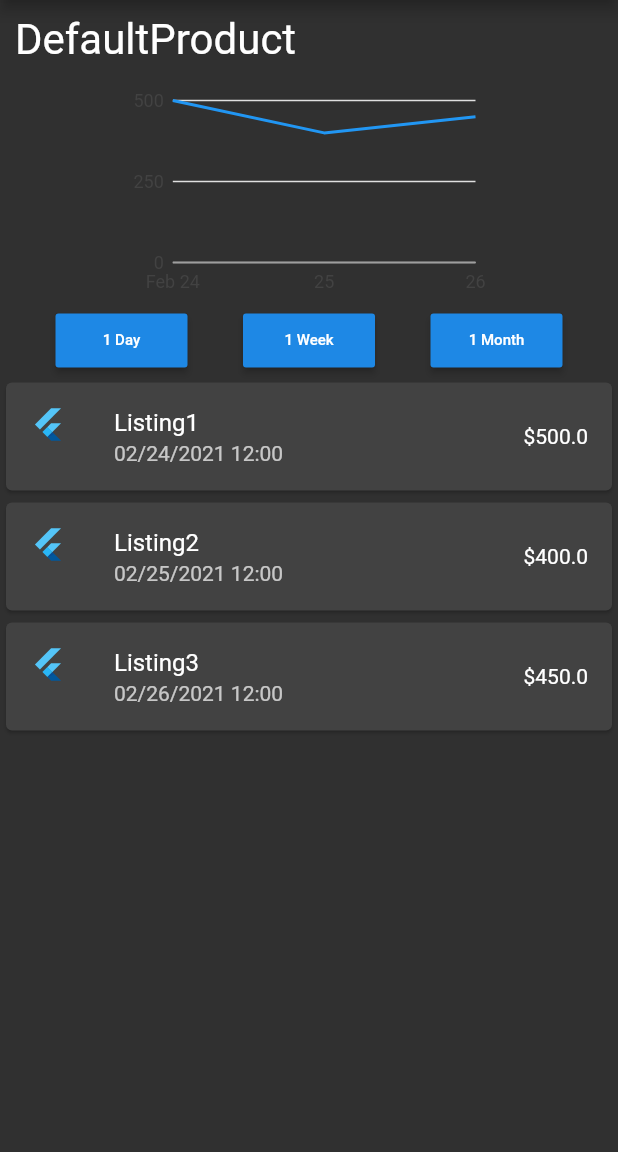
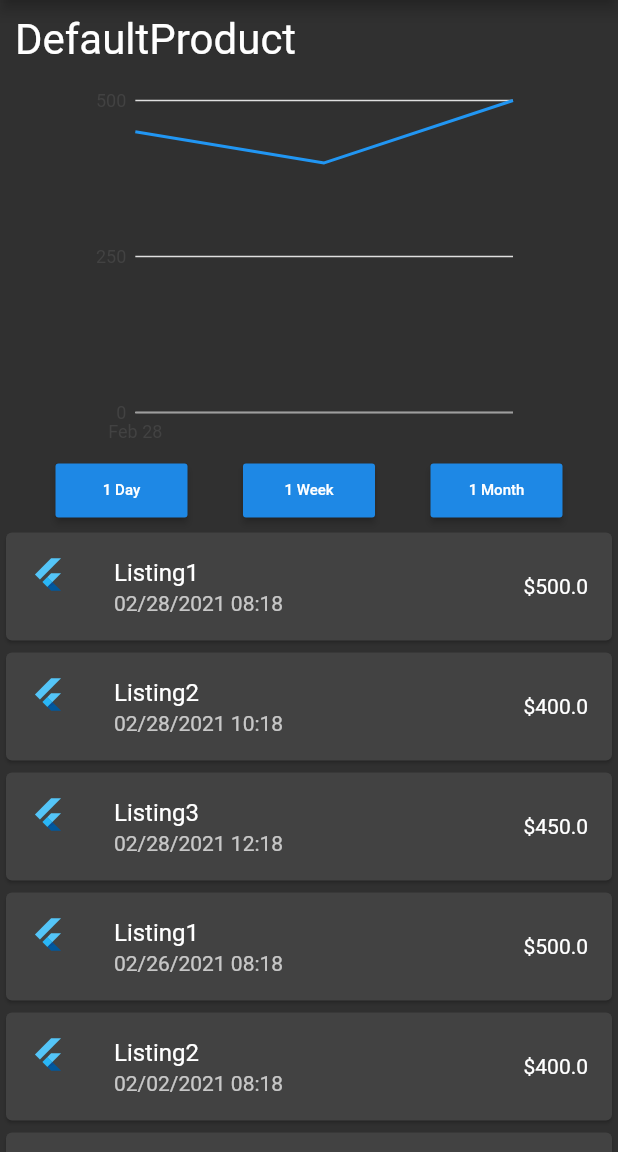
Before and after one commit to labusaid/HackUTD2021, a Flutter app: the ProductScreen screen opened by its route, on a phone screen of 412 x 824 dp, the part 84-1236 px from its top. Run offline on Flutter 3.47's test engine with Material 2 defaults, Android fonts, the phone set to English and light mode, and no system bars; our stand-ins replace auto_size_text, charts_flutter, cloud_firestore, csv, firebase_core, google_fonts; accounts and stored records are empty.

Commit message:
Time filtering of graphs

```diff
--- a/currensee/lib/screens/productScreen.dart
+++ b/currensee/lib/screens/productScreen.dart
@@ -21,21 +21,56 @@ class ProductScreen extends StatelessWidget {
           price: 500,
           url: Uri.parse('https://www.google.com/'),
           isComplete: false,
-          postDate: DateTime.parse('2021-02-24')),
+          postDate: DateTime.parse('2021-02-28 20:18:04Z')),
       Listing(
           name: 'Listing2',
           title: 'yeeting my gpu again',
           price: 400,
           url: Uri.parse('lereddit.com'),
           isComplete: false,
-          postDate: DateTime.parse('2021-02-25')),
+          postDate: DateTime.parse('2021-02-28 10:18:04Z')),
       Listing(
           name: 'Listing3',
           title: 'skeeting my gpu',
           price: 450,
           url: Uri.parse('lereddit.com'),
           isComplete: false,
-          postDate: DateTime.parse('2021-02-26'))
+          postDate: DateTime.parse('2021-02-28 00:18:04Z')),
+      Listing(
+          name: 'Listing1',
+          title: 'yeeting my gpu',
+          price: 500,
+          url: Uri.parse('https://www.google.com/'),
+          isComplete: false,
+          postDate: DateTime.parse('2021-02-26 20:18:04Z')),
+      Listing(
+          name: 'Listing2',
+          title: 'yeeting my gpu again',
+          price: 400,
+          url: Uri.parse('lereddit.com'),
+          isComplete: false,
+          postDate: DateTime.parse('2021-02-02 20:18:04Z')),
+      Listing(
+          name: 'Listing1',
+          title: 'yeeting my gpu',
+          price: 500,
+          url: Uri.parse('https://www.google.com/'),
+          isComplete: false,
+          postDate: DateTime.parse('2021-02-04 20:18:04Z')),
+      Listing(
+          name: 'Listing2',
+          title: 'yeeting my gpu again',
+          price: 400,
+          url: Uri.parse('lereddit.com'),
+          isComplete: false,
+          postDate: DateTime.parse('2021-02-12 20:18:04Z')),
+      Listing(
+          name: 'Listing3',
+          title: 'skeeting my gpu',
+          price: 450,
+          url: Uri.parse('lereddit.com'),
+          isComplete: false,
+          postDate: DateTime.parse('2021-02-14 20:18:04Z'))
     ];
     return Scaffold(
       appBar: AppBar(
--- a/currensee/lib/widgets/dynaGraph.dart
+++ b/currensee/lib/widgets/dynaGraph.dart
@@ -14,14 +14,38 @@ class DynamicGraph extends StatefulWidget {
 
 class _DynamicGraphState extends State<DynamicGraph> {
   final List<Listing> _data;
+  final now = new DateTime.now();
+  int daysAgo = 1;
+
+  DateTime get dateFilter {
+    return now.subtract(Duration(days: daysAgo));
+  }
 
   _DynamicGraphState(this._data);
+
+  void day() {
+    setState(() {
+      daysAgo = 1;
+    });
+  }
+
+  void week() {
+    setState(() {
+      daysAgo = 7;
+    });
+  }
+
+  void month() {
+    setState(() {
+      daysAgo = 30;
+    });
+  }
 
   @override
   Widget build(BuildContext context) {
     return Column(children: [
-      ListingChart(data: _data),
-      GraphFilter(),
+      ListingChart(data: _data, date: this.dateFilter),
+      GraphFilter(day, week, month),
     ],
     mainAxisAlignment: MainAxisAlignment.center,
     );
--- a/currensee/lib/widgets/graphFilter.dart
+++ b/currensee/lib/widgets/graphFilter.dart
@@ -1,20 +1,24 @@
 import 'package:flutter/material.dart';
 
 class GraphFilter extends StatelessWidget {
+  final Function day, week, month;
+
+  GraphFilter(this.day, this.week, this. month);
+
   @override
   Widget build(BuildContext context) {
     return Row(
       children: [
          RaisedButton(
-            onPressed: () {},
+            onPressed: day,
             child: const Text('1 Day', style: TextStyle(fontSize: 10)),
           ),
           RaisedButton(
-            onPressed: () {},
+            onPressed: week,
             child: const Text('1 Week', style: TextStyle(fontSize: 10)),
           ),
           RaisedButton(
-            onPressed: () {},
+            onPressed: month,
             child: const Text('1 Month', style: TextStyle(fontSize: 10)),
           ),
       ],
--- a/currensee/lib/widgets/listing_chart.dart
+++ b/currensee/lib/widgets/listing_chart.dart
@@ -4,20 +4,32 @@ import 'package:charts_flutter/flutter.dart' as charts;
 
 class ListingChart extends StatelessWidget {
   final List<Listing> data;
+  final DateTime date;
+  //final common.DateTimeFactory dateTimeFactory;
 
-  ListingChart({@required this.data});
+  ListingChart({@required this.data, @required this.date});
 
   @override
   Widget build(BuildContext context) {
+    List<Listing> _data = [];
+
+    data.forEach((element) {
+      if(element.postDate.isAfter(date)){
+        _data.add(element);
+      }
+    });
+
+    print(_data.length);
+
     List<charts.Series<Listing, DateTime>> series = [
       charts.Series(
         id: 'stuff',
-        data: data,
+        data: _data,
         domainFn: (Listing listing, _) => listing.postDate,
         measureFn: (Listing listing, _) => listing.price,
       )
     ];
 
-    return Container(child: charts.TimeSeriesChart(series, animate: true), height: 150, width: 250,);
+    return Container(child: charts.TimeSeriesChart(series, animate: true), height: 250, width: 300,);
   }
 }
```
